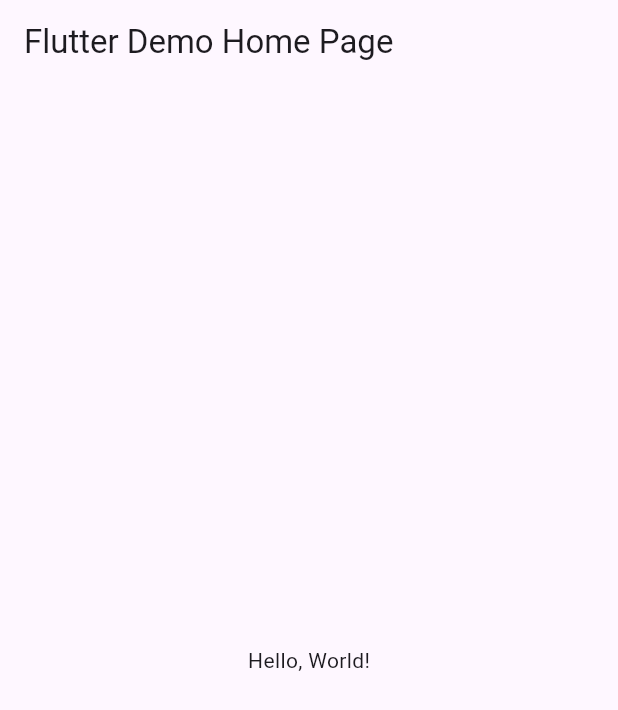
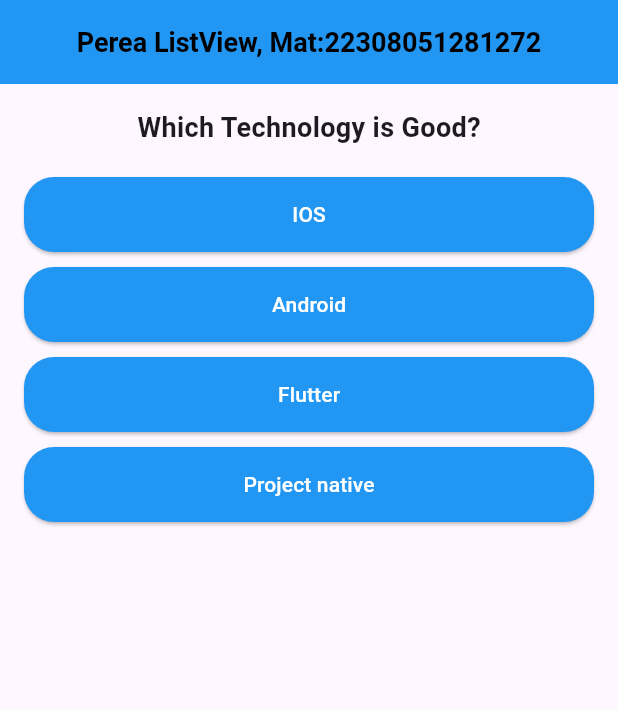
Before and after one commit to JoelPerea5j/p12_ListView, a Flutter app: the screen it shows after launch, on a phone screen of 412 x 824 dp. Shown: the top 710 px of the screen. Run offline on Flutter 3.47's test engine with Material 3 defaults, Android fonts, the phone set to English and light mode, and no system bars.

Commit message:
Perea ListView

```diff
--- a/lib/main.dart
+++ b/lib/main.dart
@@ -1,41 +1,100 @@
 import 'package:flutter/material.dart';
 
-void main() => runApp(MyApp());
+void main() {
+  runApp(MiListView());
+}
 
-class MyApp extends StatelessWidget {
-  const MyApp({super.key});
-  // This widget is the root of your application.
+class MiListView extends StatelessWidget {
   @override
   Widget build(BuildContext context) {
     return MaterialApp(
-      // Application name
-      title: 'Flutter Hello World',
-      // Application theme data, you can set the colors for the application as
-      // you want
-      theme: ThemeData(
-        // useMaterial3: false,
-        primarySwatch: Colors.blue,
-      ),
-      // A widget which will be started on application startup
-      home: MyHomePage(title: 'Flutter Demo Home Page'),
-    );
-  }
-}
-
-class MyHomePage extends StatelessWidget {
-  final String title;
-  const MyHomePage({super.key, required this.title});
-
-  @override
-  Widget build(BuildContext context) {
-    return Scaffold(
-      appBar: AppBar(
-        // The title text which will be shown on the action bar
-        title: Text(title),
-      ),
-      body: Center(
-        child: Text(
-          'Hello, World!',
+      debugShowCheckedModeBanner: false,
+      home: Scaffold(
+        appBar: AppBar(
+          centerTitle: true,
+          title: Text('Perea ListView, Mat:22308051281272'),
+          backgroundColor: Colors.blue,
+          titleTextStyle: TextStyle(
+            fontSize: 18, // Tamaño de fuente más pequeño
+            fontWeight: FontWeight.bold,
+            color: Color(0xff000000), // Color del texto
+          ),
+        ),
+        body: Padding(
+          padding: const EdgeInsets.all(16.0),
+          child: Column(
+            crossAxisAlignment: CrossAxisAlignment
+                .stretch, // Para que los botones ocupen todo el ancho
+            children: [
+              Center(
+                // Centrar el texto
+                child: Text(
+                  'Which Technology is Good?',
+                  style: TextStyle(fontSize: 18, fontWeight: FontWeight.bold),
+                ),
+              ),
+              SizedBox(height: 20),
+              ElevatedButton(
+                onPressed: () {},
+                style: ElevatedButton.styleFrom(
+                  backgroundColor: Colors.blue, // Color de fondo del botón
+                  foregroundColor:
+                      Colors.white, // Color del texto dentro del botón
+                  shape: RoundedRectangleBorder(
+                    borderRadius:
+                        BorderRadius.circular(20.0), // Bordes más redondeados
+                  ),
+                  minimumSize: Size(double.infinity, 50), // Botones más largos
+                ),
+                child: Text('IOS'),
+              ),
+              SizedBox(height: 10),
+              ElevatedButton(
+                onPressed: () {},
+                style: ElevatedButton.styleFrom(
+                  backgroundColor: Colors.blue, // Color de fondo del botón
+                  foregroundColor:
+                      Colors.white, // Color del texto dentro del botón
+                  shape: RoundedRectangleBorder(
+                    borderRadius:
+                        BorderRadius.circular(20.0), // Bordes más redondeados
+                  ),
+                  minimumSize: Size(double.infinity, 50), // Botones más largos
+                ),
+                child: Text('Android'),
+              ),
+              SizedBox(height: 10),
+              ElevatedButton(
+                onPressed: () {},
+                style: ElevatedButton.styleFrom(
+                  backgroundColor: Colors.blue, // Color de fondo del botón
+                  foregroundColor:
+                      Colors.white, // Color del texto dentro del botón
+                  shape: RoundedRectangleBorder(
+                    borderRadius:
+                        BorderRadius.circular(20.0), // Bordes más redondeados
+                  ),
+                  minimumSize: Size(double.infinity, 50), // Botones más largos
+                ),
+                child: Text('Flutter'),
+              ),
+              SizedBox(height: 10),
+              ElevatedButton(
+                onPressed: () {},
+                style: ElevatedButton.styleFrom(
+                  backgroundColor: Colors.blue, // Color de fondo del botón
+                  foregroundColor:
+                      Colors.white, // Color del texto dentro del botón
+                  shape: RoundedRectangleBorder(
+                    borderRadius:
+                        BorderRadius.circular(20.0), // Bordes más redondeados
+                  ),
+                  minimumSize: Size(double.infinity, 50), // Botones más largos
+                ),
+                child: Text('Project native'),
+              ),
+            ],
+          ),
         ),
       ),
     );
```
Also changed, not shown: ListView.PNG (added).
